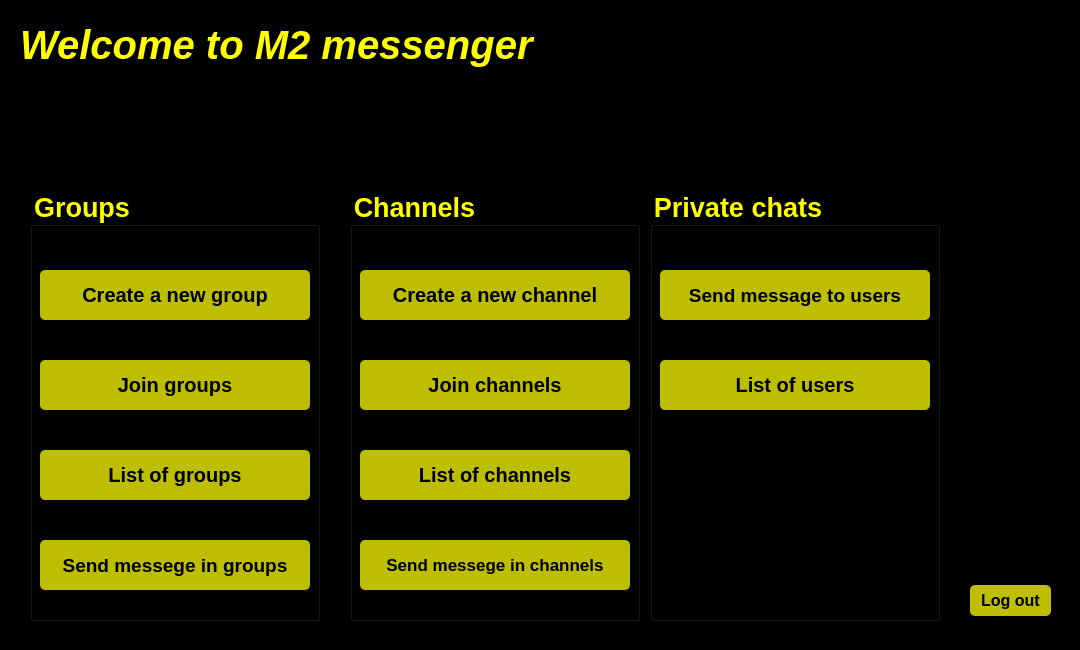
Old version of the form untitled/afterlogin.ui in the repository MohamadKhavaran/M2-Massenger.
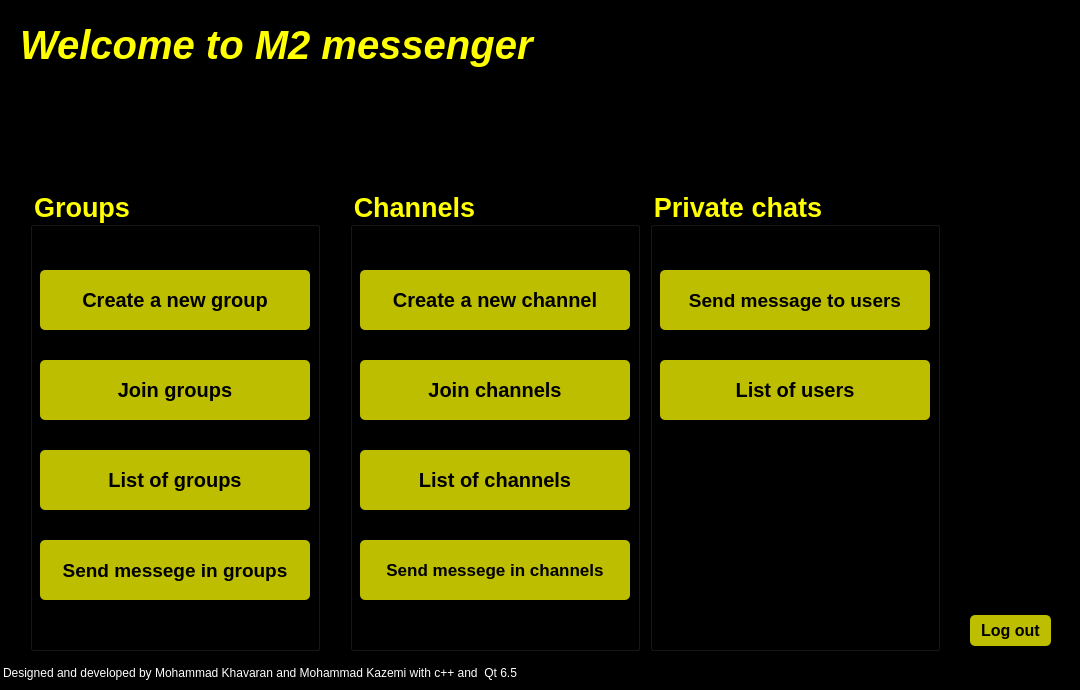
New version of the form. Icons and pictures are not drawn.

```diff
--- a/untitled/afterlogin.ui
+++ b/untitled/afterlogin.ui
@@ -7,7 +7,7 @@
     <x>0</x>
     <y>0</y>
     <width>1080</width>
-    <height>650</height>
+    <height>690</height>
    </rect>
   </property>
   <property name="windowTitle">
@@ -22,7 +22,7 @@
      <x>0</x>
      <y>0</y>
      <width>1080</width>
-     <height>650</height>
+     <height>690</height>
     </rect>
    </property>
    <property name="styleSheet">
@@ -59,7 +59,7 @@
     <property name="geometry">
      <rect>
       <x>970</x>
-      <y>585</y>
+      <y>615</y>
       <width>81</width>
       <height>31</height>
      </rect>
@@ -96,7 +96,7 @@
     <property name="geometry">
      <rect>
       <x>970</x>
-      <y>490</y>
+      <y>525</y>
       <width>81</width>
       <height>81</height>
      </rect>
@@ -114,7 +114,7 @@
       <x>30</x>
       <y>190</y>
       <width>290</width>
-      <height>431</height>
+      <height>461</height>
      </rect>
     </property>
     <property name="font">
@@ -136,7 +136,7 @@
        <x>10</x>
        <y>80</y>
        <width>270</width>
-       <height>50</height>
+       <height>60</height>
       </rect>
      </property>
      <property name="font">
@@ -173,7 +173,7 @@
        <x>10</x>
        <y>170</y>
        <width>270</width>
-       <height>50</height>
+       <height>60</height>
       </rect>
      </property>
      <property name="font">
@@ -210,7 +210,7 @@
        <x>10</x>
        <y>260</y>
        <width>270</width>
-       <height>50</height>
+       <height>60</height>
       </rect>
      </property>
      <property name="font">
@@ -247,7 +247,7 @@
        <x>10</x>
        <y>350</y>
        <width>270</width>
-       <height>50</height>
+       <height>60</height>
       </rect>
      </property>
      <property name="font">
@@ -285,7 +285,7 @@
       <x>350</x>
       <y>190</y>
       <width>290</width>
-      <height>431</height>
+      <height>461</height>
      </rect>
     </property>
     <property name="font">
@@ -307,7 +307,7 @@
        <x>10</x>
        <y>80</y>
        <width>270</width>
-       <height>50</height>
+       <height>60</height>
       </rect>
      </property>
      <property name="font">
@@ -344,7 +344,7 @@
        <x>10</x>
        <y>170</y>
        <width>270</width>
-       <height>50</height>
+       <height>60</height>
       </rect>
      </property>
      <property name="font">
@@ -381,7 +381,7 @@
        <x>10</x>
        <y>260</y>
        <width>270</width>
-       <height>50</height>
+       <height>60</height>
       </rect>
      </property>
      <property name="font">
@@ -418,7 +418,7 @@
        <x>10</x>
        <y>350</y>
        <width>270</width>
-       <height>50</height>
+       <height>60</height>
       </rect>
      </property>
      <property name="font">
@@ -456,7 +456,7 @@
       <x>650</x>
       <y>190</y>
       <width>290</width>
-      <height>431</height>
+      <height>461</height>
      </rect>
     </property>
     <property name="font">
@@ -478,7 +478,7 @@
        <x>10</x>
        <y>80</y>
        <width>270</width>
-       <height>50</height>
+       <height>60</height>
       </rect>
      </property>
      <property name="font">
@@ -515,7 +515,7 @@
        <x>10</x>
        <y>170</y>
        <width>270</width>
-       <height>50</height>
+       <height>60</height>
       </rect>
      </property>
      <property name="font">
@@ -595,6 +595,19 @@
      <string/>
     </property>
    </widget>
+   <widget class="QLabel" name="label_2">
+    <property name="geometry">
+     <rect>
+      <x>3</x>
+      <y>663</y>
+      <width>651</width>
+      <height>20</height>
+     </rect>
+    </property>
+    <property name="text">
+     <string>Designed and developed by Mohammad Khavaran and Mohammad Kazemi with c++ and  Qt 6.5</string>
+    </property>
+   </widget>
   </widget>
  </widget>
  <resources/>
```
